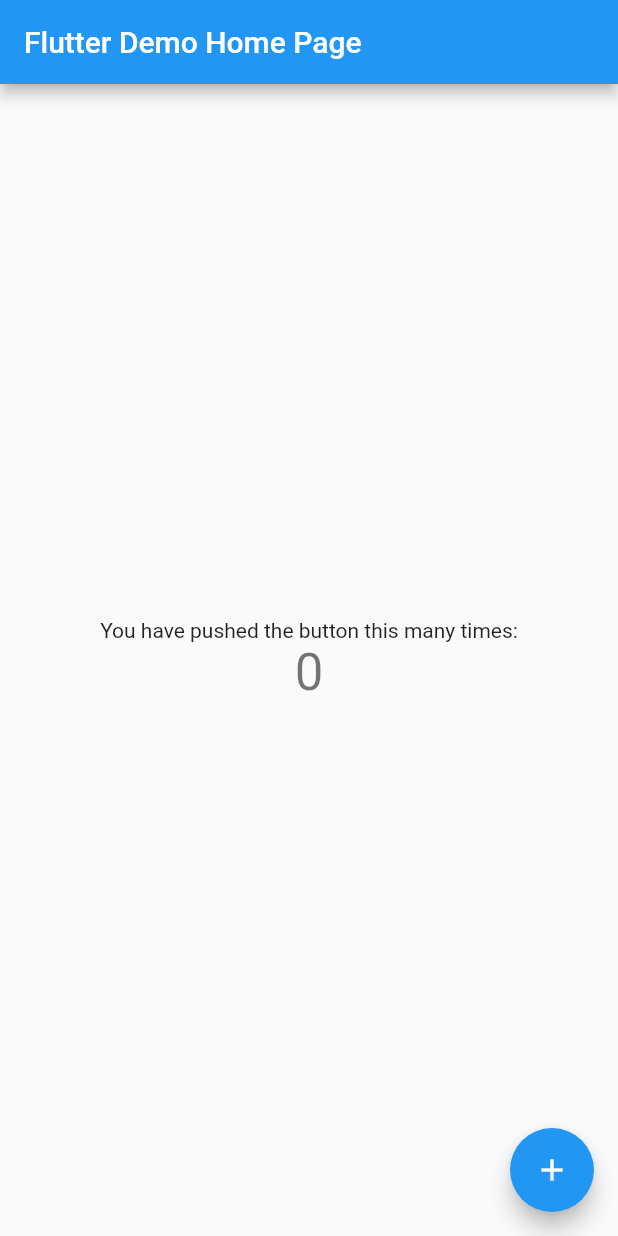
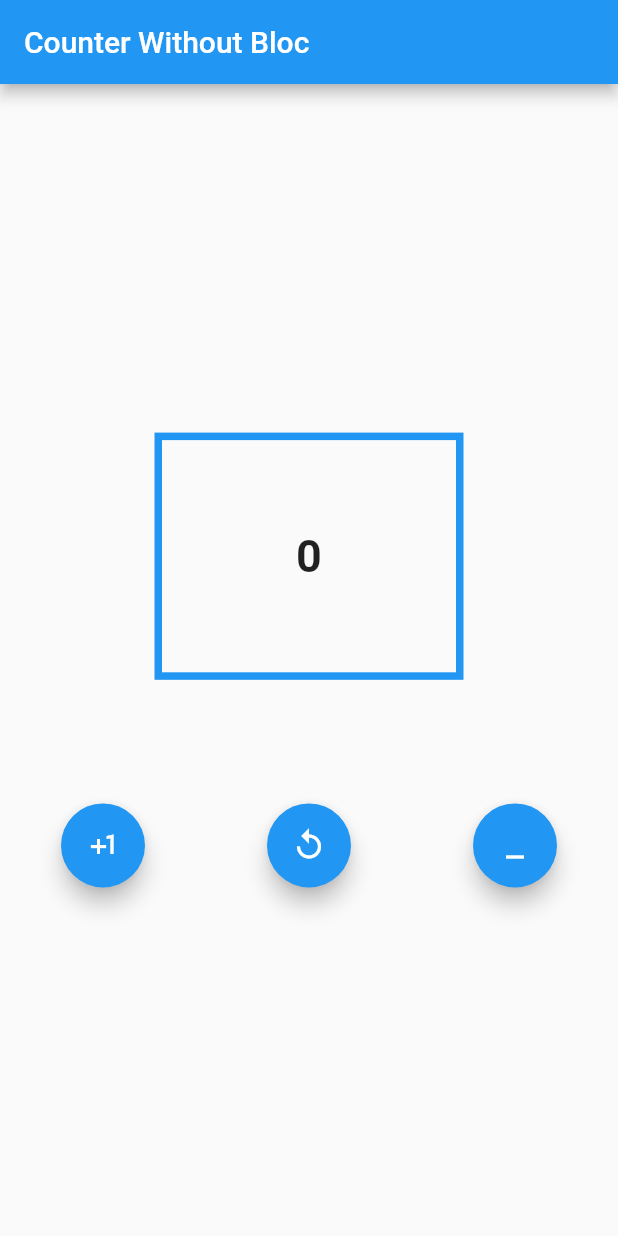
Before and after one commit to YassinNouh21/Flutter_workshop_GDSC_2023, a Flutter app: the screen it shows after launch, on a phone screen of 412 x 824 dp. Run offline on Flutter 3.47's test engine with Material 2 defaults, Android fonts, the phone set to English and light mode, and no system bars.

Commit message:
create counter screen without bloc

```diff
--- a/bloc_session/lib/main.dart
+++ b/bloc_session/lib/main.dart
@@ -1,115 +1,6 @@
+import 'package:bloc_session/scr/app/app.dart';
 import 'package:flutter/material.dart';
 
 void main() {
   runApp(const MyApp());
 }
-
-class MyApp extends StatelessWidget {
-  const MyApp({super.key});
-
-  // This widget is the root of your application.
-  @override
-  Widget build(BuildContext context) {
-    return MaterialApp(
-      title: 'Flutter Demo',
-      theme: ThemeData(
-        // This is the theme of your application.
-        //
-        // Try running your application with "flutter run". You'll see the
-        // application has a blue toolbar. Then, without quitting the app, try
-        // changing the primarySwatch below to Colors.green and then invoke
-        // "hot reload" (press "r" in the console where you ran "flutter run",
-        // or simply save your changes to "hot reload" in a Flutter IDE).
-        // Notice that the counter didn't reset back to zero; the application
-        // is not restarted.
-        primarySwatch: Colors.blue,
-      ),
-      home: const MyHomePage(title: 'Flutter Demo Home Page'),
-    );
-  }
-}
-
-class MyHomePage extends StatefulWidget {
-  const MyHomePage({super.key, required this.title});
-
-  // This widget is the home page of your application. It is stateful, meaning
-  // that it has a State object (defined below) that contains fields that affect
-  // how it looks.
-
-  // This class is the configuration for the state. It holds the values (in this
-  // case the title) provided by the parent (in this case the App widget) and
-  // used by the build method of the State. Fields in a Widget subclass are
-  // always marked "final".
-
-  final String title;
-
-  @override
-  State<MyHomePage> createState() => _MyHomePageState();
-}
-
-class _MyHomePageState extends State<MyHomePage> {
-  int _counter = 0;
-
-  void _incrementCounter() {
-    setState(() {
-      // This call to setState tells the Flutter framework that something has
-      // changed in this State, which causes it to rerun the build method below
-      // so that the display can reflect the updated values. If we changed
-      // _counter without calling setState(), then the build method would not be
-      // called again, and so nothing would appear to happen.
-      _counter++;
-    });
-  }
-
-  @override
-  Widget build(BuildContext context) {
-    // This method is rerun every time setState is called, for instance as done
-    // by the _incrementCounter method above.
-    //
-    // The Flutter framework has been optimized to make rerunning build methods
-    // fast, so that you can just rebuild anything that needs updating rather
-    // than having to individually change instances of widgets.
-    return Scaffold(
-      appBar: AppBar(
-        // Here we take the value from the MyHomePage object that was created by
-        // the App.build method, and use it to set our appbar title.
-        title: Text(widget.title),
-      ),
-      body: Center(
-        // Center is a layout widget. It takes a single child and positions it
-        // in the middle of the parent.
-        child: Column(
-          // Column is also a layout widget. It takes a list of children and
-          // arranges them vertically. By default, it sizes itself to fit its
-          // children horizontally, and tries to be as tall as its parent.
-          //
-          // Invoke "debug painting" (press "p" in the console, choose the
-          // "Toggle Debug Paint" action from the Flutter Inspector in Android
-          // Studio, or the "Toggle Debug Paint" command in Visual Studio Code)
-          // to see the wireframe for each widget.
-          //
-          // Column has various properties to control how it sizes itself and
-          // how it positions its children. Here we use mainAxisAlignment to
-          // center the children vertically; the main axis here is the vertical
-          // axis because Columns are vertical (the cross axis would be
-          // horizontal).
-          mainAxisAlignment: MainAxisAlignment.center,
-          children: <Widget>[
-            const Text(
-              'You have pushed the button this many times:',
-            ),
-            Text(
-              '$_counter',
-              style: Theme.of(context).textTheme.headlineMedium,
-            ),
-          ],
-        ),
-      ),
-      floatingActionButton: FloatingActionButton(
-        onPressed: _incrementCounter,
-        tooltip: 'Increment',
-        child: const Icon(Icons.add),
-      ), // This trailing comma makes auto-formatting nicer for build methods.
-    );
-  }
-}
--- a/bloc_session/lib/scr/app/app.dart
+++ b/bloc_session/lib/scr/app/app.dart
@@ -0,0 +1,18 @@
+import 'package:bloc_session/scr/features/counter_screen_without_bloc/counter_screen_without_bloc.dart';
+import 'package:flutter/material.dart';
+
+class MyApp extends StatelessWidget {
+  const MyApp({super.key});
+
+  // This widget is the root of your application.
+  @override
+  Widget build(BuildContext context) {
+    return MaterialApp(
+      title: 'Flutter Demo',
+      theme: ThemeData(
+        primaryColor: Colors.blue,
+      ),
+      home: const CounterScreenWithoutBloc(),
+    );
+  }
+}
--- /dev/null
+++ b/bloc_session/lib/scr/features/counter_screen_without_bloc/counter_screen_without_bloc.dart
@@ -0,0 +1,111 @@
+import 'package:bloc_session/scr/core/utils/media_query_data.dart';
+import 'package:flutter/material.dart';
+import 'package:flutter/src/widgets/framework.dart';
+import 'package:flutter/src/widgets/placeholder.dart';
+
+class CounterScreenWithoutBloc extends StatefulWidget {
+  const CounterScreenWithoutBloc({super.key});
+
+  @override
+  State<CounterScreenWithoutBloc> createState() =>
+      _CounterScreenWithoutBlocState();
+}
+
+class _CounterScreenWithoutBlocState extends State<CounterScreenWithoutBloc> {
+  late int counter;
+  @override
+  void initState() {
+    counter = 0;
+    super.initState();
+  }
+
+  _incrementCounter() {
+    setState(() {
+      counter += 1;
+    });
+  }
+
+  _decrementCounter() {
+    setState(() {
+      counter -= 1;
+    });
+  }
+
+  _resetCounter() {
+    setState(() {
+      counter = 0;
+    });
+  }
+
+  @override
+  Widget build(BuildContext context) {
+    return Scaffold(
+      appBar: AppBar(
+        title: const Text('Counter Without Bloc'),
+      ),
+      body: SizedBox(
+        width: context.width,
+        child: Column(
+          mainAxisAlignment: MainAxisAlignment.center,
+          children: [
+            Container(
+              decoration: BoxDecoration(
+                border: Border.all(
+                  color: Colors.blue,
+                  width: 5,
+                ),
+              ),
+              padding: const EdgeInsets.all(10.0),
+              width: context.width * 0.5,
+              height: context.height * 0.2,
+              child: Center(
+                child: Text(
+                  counter.toString(),
+                  style: const TextStyle(
+                    fontSize: 30.0,
+                    fontWeight: FontWeight.bold,
+                  ),
+                ),
+              ),
+            ),
+            SizedBox(
+              height: context.height * 0.1,
+            ),
+            SizedBox(
+              width: context.width,
+              child: Row(
+                mainAxisAlignment: MainAxisAlignment.spaceAround,
+                children: [
+                  FloatingActionButton(
+                    onPressed: () {
+                      _incrementCounter();
+                    },
+                    child: const Icon(
+                      Icons.plus_one,
+                    ),
+                  ),
+                  FloatingActionButton(
+                    onPressed: () {
+                      _resetCounter();
+                    },
+                    child: const Icon(
+                      Icons.replay_outlined,
+                    ),
+                  ),
+                  FloatingActionButton(
+                    onPressed: () {
+                      _decrementCounter();
+                    },
+                    child: const Icon(
+                      Icons.minimize,
+                    ),
+                  ),
+                ],
+              ),
+            ),
+          ],
+        ),
+      ),
+    );
+  }
+}
```
Also changed, not shown: bloc_session/lib/scr/core/api/end_points.dart (+5 -3 lines), bloc_session/lib/scr/core/helpers/http_helper.dart (+18 -1 lines), bloc_session/lib/scr/core/utils/media_query_data.dart (added, +11 -0 lines), 1 other file.
